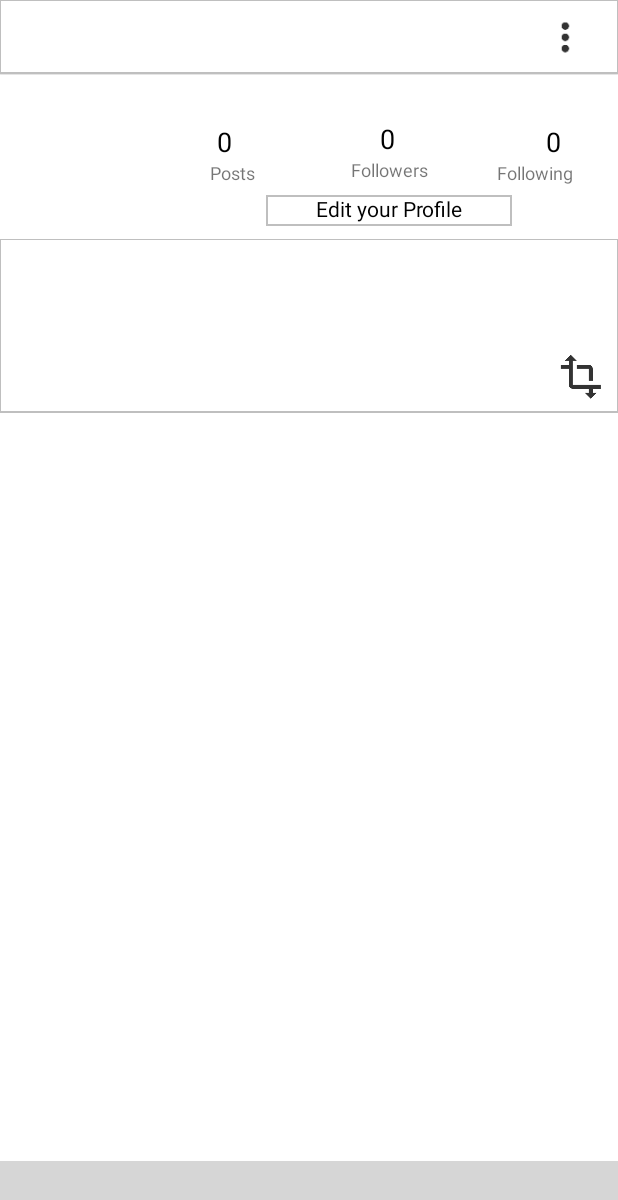
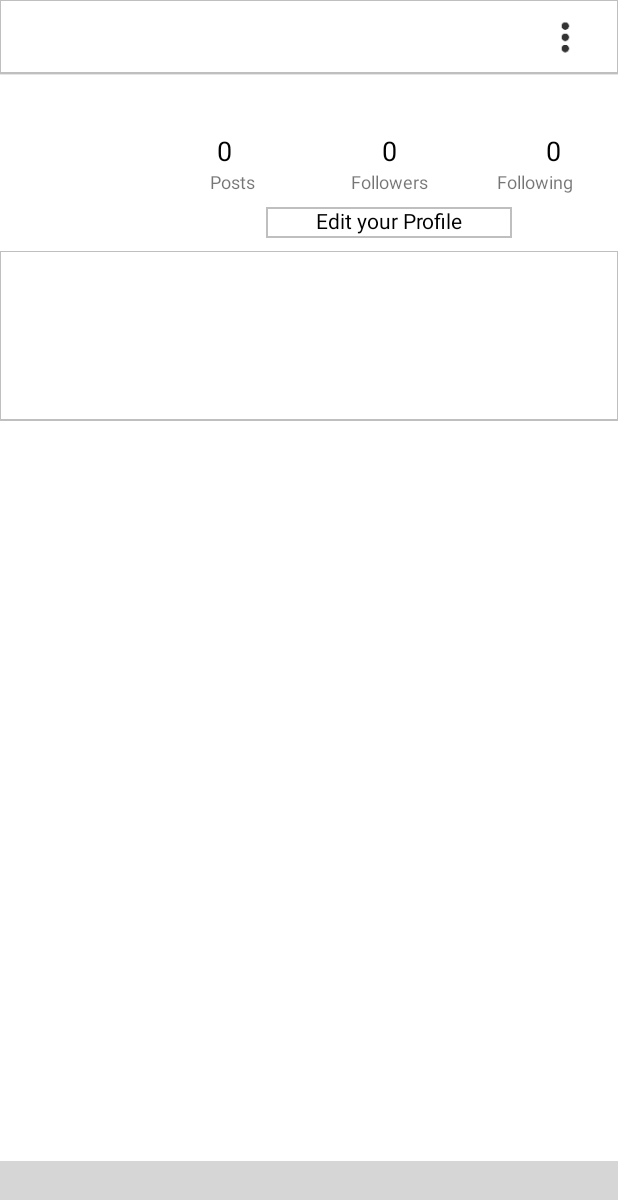
Before and after one commit to nicail18/Emercify, an Android app: the ProfileFragment screen opened directly, with no data from a screen before it, on a phone screen of 412 x 824 dp. Shown: the top 1200 px of the screen. Run offline under Robolectric (Android 15) with nearby library versions, the phone set to English and light mode, and no system bars; our stand-ins replace CircleImageView, Firebase (no records; nobody signed in at launch, a user with empty details on screens opened directly); libraries missing offline, so code that uses them is left out: com.ittianyu.bottomnavigationviewex, com.nostra13.universalimageloader; plain views replace BottomNavigationViewEx; 8 statements that could not run were skipped; grey boxes are pictures that could not be loaded.

Commit message:
edited profile fragment

```diff
--- a/app/src/main/java/nicail/bscs/com/emercify/Profile/ProfileFragment.java
+++ b/app/src/main/java/nicail/bscs/com/emercify/Profile/ProfileFragment.java
@@ -85,7 +85,6 @@ public class ProfileFragment extends Fragment {
     private FirebaseDatabase mFirebaseDatabase;
     private DatabaseReference myRef;
     private FirebaseMethods mFirebaseMethods;
-    private ImageButton imageButton;
     private RelativeLayout topLayout;
 
     private static final int MAP_LAYOUT_STATE_CONTRACTED = 0;
@@ -112,8 +111,16 @@ public class ProfileFragment extends Fragment {
         bottomNavigationView = (BottomNavigationViewEx) view.findViewById(R.id.bottomNavViewBar);
         mContext = getActivity();
         mFirebaseMethods = new FirebaseMethods(mContext);
-        imageButton = (ImageButton) view.findViewById(R.id.hide_show_btn);
         scrollView = (ScrollView) view.findViewById(R.id.scrolllayout);
+
+        mDisplayName.setVisibility(View.GONE);
+        mUsername.setVisibility(View.GONE);
+        mWebsite.setVisibility(View.GONE);
+        mDescription.setVisibility(View.GONE);
+        mProfilePhoto.setVisibility(View.GONE);
+        mFollowers.setVisibility(View.GONE);
+        mFollowing.setVisibility(View.GONE);
+        mPosts.setVisibility(View.GONE);
 
         Log.d(TAG, "onCreateView: started");
 
@@ -161,28 +168,6 @@ public class ProfileFragment extends Fragment {
             }
         });
 
-        imageButton.setOnClickListener(new View.OnClickListener() {
-            @Override
-            public void onClick(View v) {
-                switch (v.getId()){
-                    case R.id.hide_show_btn:{
-
-                        if(mMapLayoutState == MAP_LAYOUT_STATE_CONTRACTED){
-                            mMapLayoutState = MAP_LAYOUT_STATE_EXPANDED;
-                            expandMapAnimation();
-                        }
-                        else if(mMapLayoutState == MAP_LAYOUT_STATE_EXPANDED){
-                            mMapLayoutState = MAP_LAYOUT_STATE_CONTRACTED;
-                            contractMapAnimation();
-                        }
-                        break;
-                    }
-
-                }
-
-            }
-        });
-
         return view;
 
 
@@ -201,6 +186,7 @@ public class ProfileFragment extends Fragment {
                     Log.d(TAG, "onDataChange: found follower: " + singleSnapshot.getValue());
                     mFollowersCount++;
                 }
+                mFollowers.setVisibility(View.VISIBLE);
                 mFollowers.setText(String.valueOf(mFollowersCount));
             }
 
@@ -224,6 +210,7 @@ public class ProfileFragment extends Fragment {
                     Log.d(TAG, "onDataChange: found following: " + singleSnapshot.getValue());
                     mFollowingCount++;
                 }
+                mFollowing.setVisibility(View.VISIBLE);
                 mFollowing.setText(String.valueOf(mFollowingCount));
             }
 
@@ -247,6 +234,7 @@ public class ProfileFragment extends Fragment {
                     Log.d(TAG, "onDataChange: found post: " + singleSnapshot.getValue());
                     mPostsCount++;
                 }
+                mPosts.setVisibility(View.VISIBLE);
                 mPosts.setText(String.valueOf(mPostsCount));
             }
 
@@ -262,6 +250,12 @@ public class ProfileFragment extends Fragment {
 
         //User user = userSettings.getUser();
         UserAccountSettings settings = userSettings.getSettings();
+
+        mDisplayName.setVisibility(View.VISIBLE);
+        mUsername.setVisibility(View.VISIBLE);
+        mWebsite.setVisibility(View.VISIBLE);
+        mDescription.setVisibility(View.VISIBLE);
+        mProfilePhoto.setVisibility(View.VISIBLE);
 
         UniversalImageLoader.setImage(settings.getProfile_photo(),mProfilePhoto, null,"");
         mDisplayName.setText(settings.getDisplay_name());
--- a/app/src/main/res/layout/fragment_profile.xml
+++ b/app/src/main/res/layout/fragment_profile.xml
@@ -2,7 +2,8 @@
 <RelativeLayout
     xmlns:android="http://schemas.android.com/apk/res/android"
     android:layout_width="match_parent"
-    android:layout_height="match_parent">
+    android:layout_height="match_parent"
+    android:id="@+id/parentLayout">
 
     <RelativeLayout
         android:layout_width="match_parent"
--- a/app/src/main/res/layout/layout_center_profile.xml
+++ b/app/src/main/res/layout/layout_center_profile.xml
@@ -78,7 +78,6 @@
                             android:id="@+id/display_name"
                             android:textColor="@color/black"
                             android:textStyle="bold"
-                            android:text="Nicail"
                             android:textSize="16sp"/>
 
                         <TextView
@@ -86,8 +85,6 @@
                             android:layout_height="wrap_content"
                             android:id="@+id/description"
                             android:textColor="@color/black"
-                            android:text="Sample Description"
-                            android:textSize="16sp"
                             android:layout_marginTop="5dp"/>
 
                         <TextView
@@ -95,23 +92,10 @@
                             android:layout_height="wrap_content"
                             android:id="@+id/website"
                             android:textColor="@color/link_blue"
-                            android:text="https://sample.website.com "
                             android:textSize="16sp"
                             android:layout_marginTop="5dp"/>
 
                     </LinearLayout>
-
-                    <ImageButton
-                        android:id="@+id/hide_show_btn"
-                        android:layout_width="30dp"
-                        android:layout_height="30dp"
-                        android:layout_marginBottom="10dp"
-                        android:layout_alignParentRight="true"
-                        android:layout_alignBottom="@+id/linLayout2"
-                        android:layout_marginEnd="10dp"
-                        android:background="@drawable/roundcorner"
-                        android:src="@drawable/ic_hide_btn"/>
-
                 </RelativeLayout>
 
                 <RelativeLayout
--- a/app/src/main/res/layout/snippet_top_profile.xml
+++ b/app/src/main/res/layout/snippet_top_profile.xml
@@ -13,7 +13,7 @@
             android:layout_width="wrap_content"
             android:layout_height="wrap_content"
             android:layout_marginStart="8dp"
-            android:layout_marginTop="2dp"
+            android:layout_marginTop="8dp"
             android:text="250"
             android:textColor="@color/black"
             android:textSize="18sp"
@@ -38,11 +38,11 @@
             android:layout_height="wrap_content"
             android:layout_marginEnd="8dp"
             android:layout_marginStart="8dp"
+            android:layout_marginTop="8dp"
             android:text="300"
             android:textColor="@color/black"
             android:textSize="18sp"
             app:layout_constraintEnd_toStartOf="@+id/tvFollowing"
-            app:layout_constraintHorizontal_bias="0.496"
             app:layout_constraintStart_toEndOf="@+id/tvPosts"
             app:layout_constraintTop_toTopOf="parent" />
 
@@ -61,7 +61,7 @@
             android:layout_width="wrap_content"
             android:layout_height="wrap_content"
             android:layout_marginEnd="8dp"
-            android:layout_marginTop="2dp"
+            android:layout_marginTop="8dp"
             android:text="400"
             android:textColor="@color/black"
             android:textSize="18sp"
--- a/app/src/main/res/layout/snippet_top_profilebar.xml
+++ b/app/src/main/res/layout/snippet_top_profilebar.xml
@@ -18,7 +18,6 @@
                     android:layout_width="wrap_content"
                     android:layout_height="wrap_content"
                     android:layout_centerVertical="true"
-                    android:text="nicail.pepito"
                     android:textSize="20sp"
                     android:textColor="@color/black"
                     android:layout_marginStart="15dp"
```
